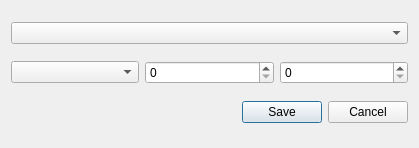
This is src/ui/dialog/biblepassagedialog.ui in metaxy/openBibleViewer as Qt 5 draws it before an edit. The edited form follows.
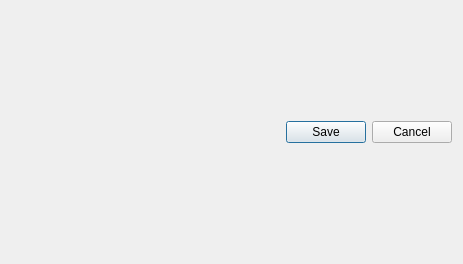
This is the edited form.

Commit message: biblepassagedialog using biblepassageframe

The edit to the form file:
```diff
--- a/src/ui/dialog/biblepassagedialog.ui
+++ b/src/ui/dialog/biblepassagedialog.ui
@@ -9,8 +9,8 @@
    <rect>
     <x>0</x>
     <y>0</y>
-    <width>419</width>
-    <height>148</height>
+    <width>463</width>
+    <height>264</height>
    </rect>
   </property>
   <property name="windowTitle">
@@ -18,24 +18,7 @@
   </property>
   <layout class="QVBoxLayout" name="verticalLayout">
    <item>
-    <layout class="QHBoxLayout" name="horizontalLayout_2">
-     <item>
-      <widget class="QComboBox" name="comboBox_bibles"/>
-     </item>
-    </layout>
-   </item>
-   <item>
-    <layout class="QHBoxLayout" name="horizontalLayout">
-     <item>
-      <widget class="QComboBox" name="comboBox_books"/>
-     </item>
-     <item>
-      <widget class="QSpinBox" name="spinBox_chapter"/>
-     </item>
-     <item>
-      <widget class="QSpinBox" name="spinBox_verse"/>
-     </item>
-    </layout>
+    <layout class="QVBoxLayout" name="verticalLayout_2"/>
    </item>
    <item>
     <widget class="QDialogButtonBox" name="buttonBox">
```
The commit also changes 8 other files.
